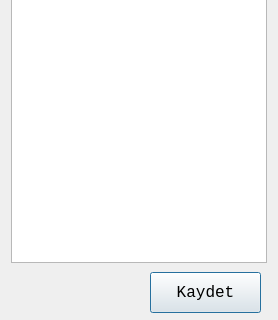
Before: the Qt Designer form stokgrupform.ui in mamoo81/bhss, drawn with Qt 5; both pictures show x 0 to 278 and y 238 to 558 of the 278 by 558 pixel window.
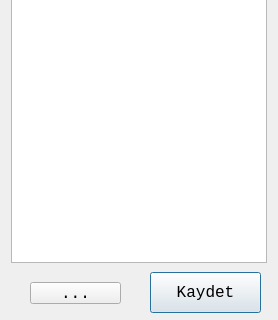
After: the same form once the commit is applied. Icons and pictures are not drawn.

```diff
--- a/stokgrupform.ui
+++ b/stokgrupform.ui
@@ -144,6 +144,19 @@
     <string>Yeni stok grubu adı</string>
    </property>
   </widget>
+  <widget class="QToolButton" name="toolButton">
+   <property name="geometry">
+    <rect>
+     <x>30</x>
+     <y>520</y>
+     <width>91</width>
+     <height>22</height>
+    </rect>
+   </property>
+   <property name="text">
+    <string>...</string>
+   </property>
+  </widget>
  </widget>
  <resources>
   <include location="images.qrc"/>
```
